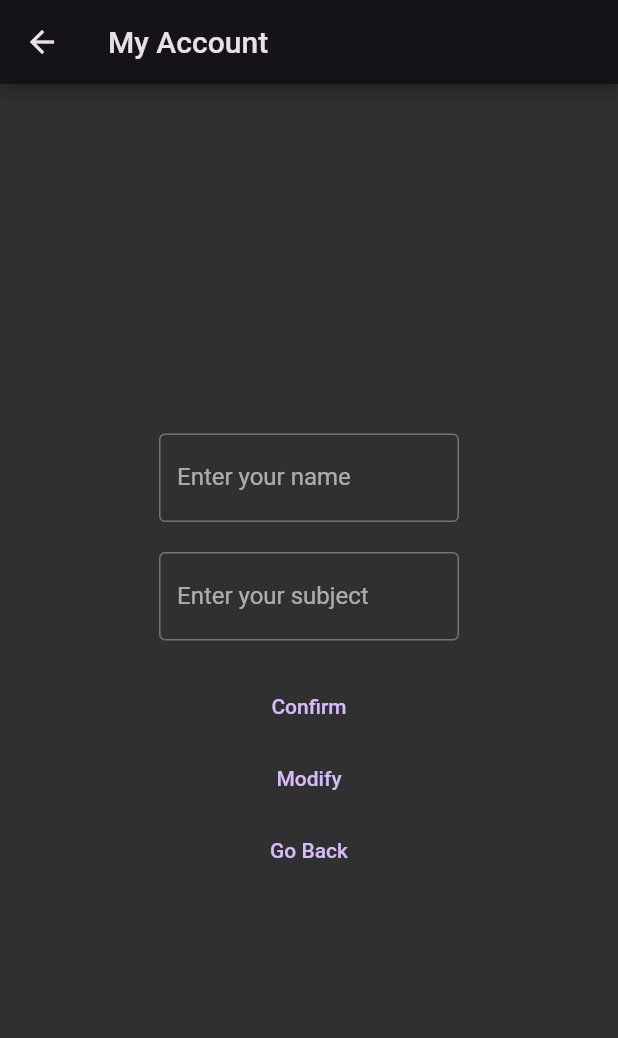
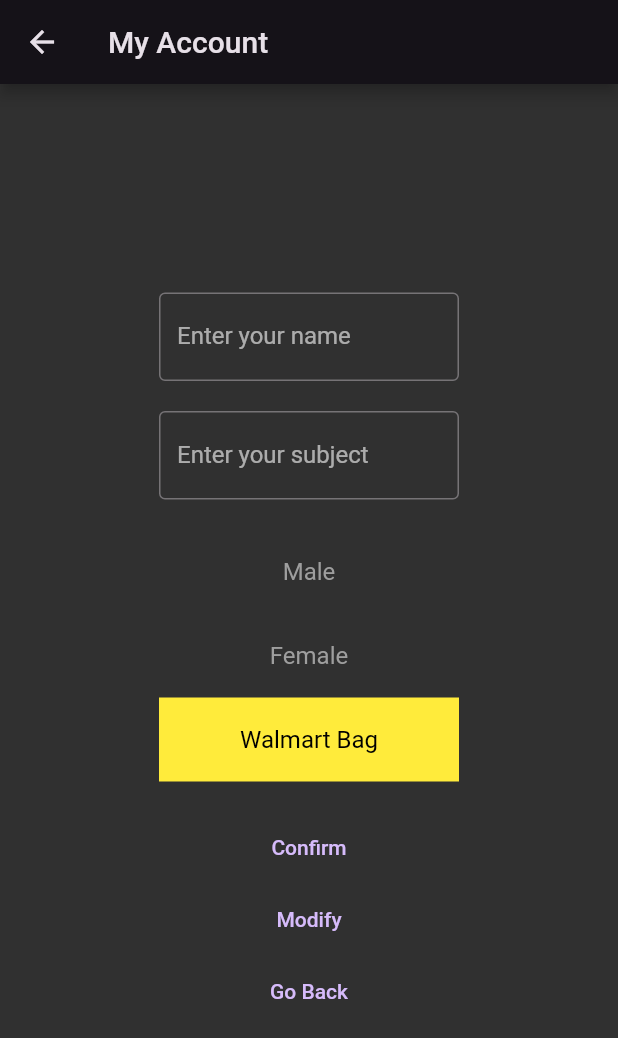
Before and after one commit to MartinDampier/4243Project, a Flutter app: the AccountPage screen opened directly, on a phone screen of 412 x 824 dp. Shown: the top 1038 px of the screen. Run offline on Flutter 3.47's test engine with Material 2 defaults, Android fonts, the phone set to English and light mode, and no system bars.

Commit message:
update gender
Walmart bag!

```diff
--- a/lib/views/accountView.dart
+++ b/lib/views/accountView.dart
@@ -1,4 +1,5 @@
 import 'package:flutter/material.dart';
+import 'package:flutter/cupertino.dart';
 
 class AccountPage extends StatefulWidget {
   const AccountPage({Key? key, required this.title}) : super(key: key);
@@ -13,6 +14,10 @@ class _AccountPageState extends State<AccountPage> {
   final TextEditingController _subjectController = TextEditingController();
   String _name = '';
   String _subject = '';
+  String _gender = 'Walmart Bag'; // Default gender
+
+  // Gender picker items
+  final List<String> _genders = ['Male', 'Female', 'Walmart Bag'];
 
   @override
   Widget build(BuildContext context) {
@@ -26,7 +31,7 @@ class _AccountPageState extends State<AccountPage> {
           mainAxisSize: MainAxisSize.min, // Limit the size of the column
           children: <Widget>[
             Container(
-              width: 200, // Set your desired width
+              width: 200, // Set your desired width for text fields
               child: TextField(
                 controller: _nameController,
                 decoration: InputDecoration(
@@ -37,7 +42,7 @@ class _AccountPageState extends State<AccountPage> {
             ),
             SizedBox(height: 20), // Provide some vertical spacing
             Container(
-              width: 200, // Set your desired width
+              width: 200, // Set your desired width for text fields
               child: TextField(
                 controller: _subjectController,
                 decoration: InputDecoration(
@@ -46,6 +51,27 @@ class _AccountPageState extends State<AccountPage> {
                 ),
               ),
             ),
+            SizedBox(height: 20), // Provide some vertical spacing
+            // Gender selection buttons
+            for (var gender in _genders)
+              Container(
+                width: 200,
+                color: _gender == gender ? Colors.yellow : Colors.transparent, // Highlight selected gender
+                child: ListTile(
+                  title: Text(
+                    gender,
+                    textAlign: TextAlign.center,
+                    style: TextStyle(
+                      color: _gender == gender ? Colors.black : Colors.grey, // Change text color based on selection
+                    ),
+                  ),
+                  onTap: () {
+                    setState(() {
+                      _gender = gender;
+                    });
+                  },
+                ),
+              ),
             SizedBox(height: 20), // Provide some vertical spacing
             TextButton(
               onPressed: () {
@@ -63,12 +89,13 @@ class _AccountPageState extends State<AccountPage> {
                   _subjectController.text = '';
                   _name = '';
                   _subject = '';
+                  _gender = 'Walmart Bag'; // Reset the gender to default
                 });
               },
               child: const Text('Modify'),
             ),
-            if (_name.isNotEmpty && _subject.isNotEmpty)
-              Text('Hello, $_name! Your subject is $_subject.'),
+            if (_name.isNotEmpty && _subject.isNotEmpty && _gender.isNotEmpty)
+              Text('Hello, $_name! Your subject is $_subject and your gender is $_gender.'),
             TextButton(
               onPressed: () {
                 Navigator.pop(context);
```
